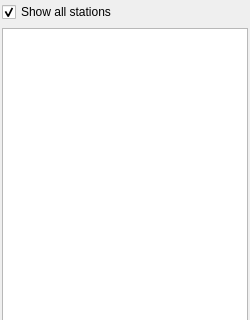
This is DataView/StationTabWidgetBase.ui in ufz/ogs as Qt 5 draws it before an edit; both pictures show x 0 to 250 and y 0 to 320 of the 250 by 500 pixel window. The edited form follows.
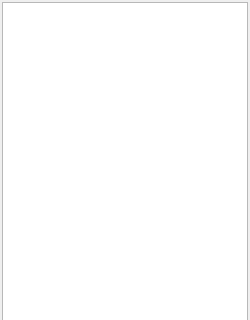
This is the edited form. Custom widgets are drawn as their Qt base class.

What changed in the file:
```diff
--- a/DataView/StationTabWidgetBase.ui
+++ b/DataView/StationTabWidgetBase.ui
@@ -17,16 +17,6 @@
    <property name="margin">
     <number>2</number>
    </property>
-   <item>
-    <widget class="QCheckBox" name="showStationsCheckBox">
-     <property name="text">
-      <string>Show all stations</string>
-     </property>
-     <property name="checked">
-      <bool>true</bool>
-     </property>
-    </widget>
-   </item>
    <item>
     <widget class="StationTreeView" name="treeView"/>
    </item>
```
